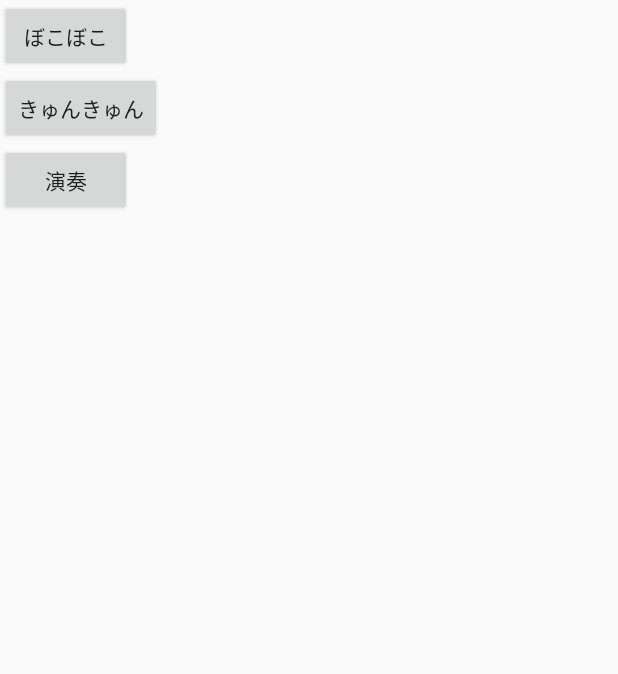
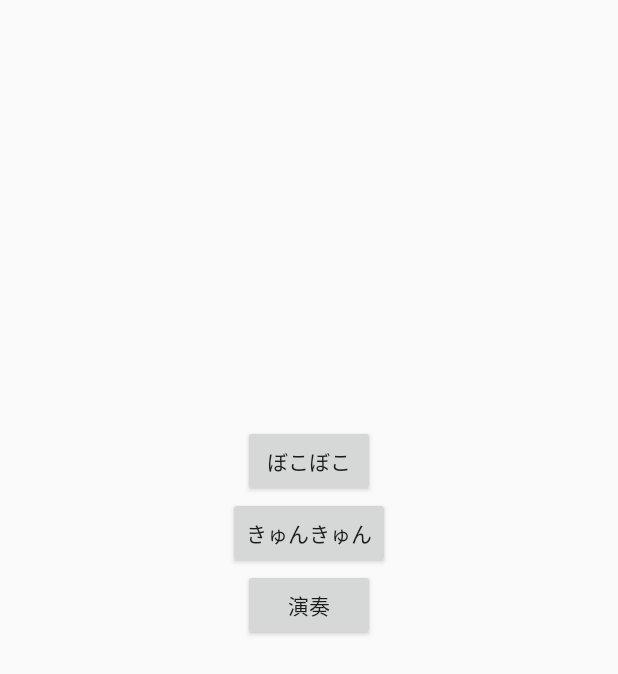
Before and after one commit to hiroeAbe/boko7, an Android app: the screen it shows after launch (MainActivity), on a phone screen of 412 x 824 dp. Shown: the top 674 px of the screen. Run offline under Robolectric (Android 15) with nearby library versions, the phone set to English and light mode, and no system bars.

Commit message:
画像変更

```diff
--- a/mobile/src/main/java/com/example/abehiroe/boko7/MyActivity.java
+++ b/mobile/src/main/java/com/example/abehiroe/boko7/MyActivity.java
@@ -176,10 +176,10 @@ public class MyActivity extends Activity  implements GoogleApiClient.ConnectionC
         if (SEND_MESSAGES[7].equals(msg)) {
             mSurfaceView.punch();
             mSoundPool.play(mSE6,1.0f, 1.0f, 0, 0, 1.0f);
-        } else if (SEND_MESSAGES[10].equals(msg)) {
+        } else if (SEND_MESSAGES[9].equals(msg)) {
             mSurfaceView.upper();
             mSoundPool.play(mSE7, 1.0f, 1.0f, 0, 0, 1.0f);
-        } else if (SEND_MESSAGES[3].equals(msg)) {
+        } else if (SEND_MESSAGES[10].equals(msg)) {
             mSurfaceView.hook();
             mSoundPool.play(mSE8, 1.0f, 1.0f, 0, 0, 1.0f);
         }
--- a/mobile/src/main/res/layout/main.xml
+++ b/mobile/src/main/res/layout/main.xml
@@ -2,22 +2,36 @@
 <LinearLayout xmlns:android="http://schemas.android.com/apk/res/android"
     android:orientation="vertical"
     android:layout_width="match_parent"
-    android:layout_height="match_parent">
+    android:layout_height="match_parent"
+    android:weightSum="1">
+
+    <TextView
+        android:layout_width="match_parent"
+        android:layout_height="wrap_content"
+        android:text=""
+        android:id="@+id/textView"
+        android:layout_gravity="center_horizontal"
+        android:layout_weight="0.40" />
 
     <Button
         android:layout_width="wrap_content"
         android:layout_height="wrap_content"
         android:text="ぼこぼこ"
-        android:id="@+id/button" />
+
+        android:id="@+id/button"
+        android:layout_gravity="center_horizontal"
+        />
     <Button
         android:layout_width="wrap_content"
         android:layout_height="wrap_content"
         android:text="きゅんきゅん"
-        android:id="@+id/button2" />
+        android:id="@+id/button2"
+        android:layout_gravity="center_horizontal" />
     <Button
         android:layout_width="wrap_content"
         android:layout_height="wrap_content"
         android:text="演奏"
-        android:id="@+id/button3" />
+        android:id="@+id/button3"
+        android:layout_gravity="center_horizontal" />
 
 </LinearLayout>
```
Also changed, not shown: mobile/src/main/res/drawable/p0.png, mobile/src/main/res/drawable/p1.png, mobile/src/main/res/drawable/p2.png, mobile/src/main/res/drawable/p3.png.
